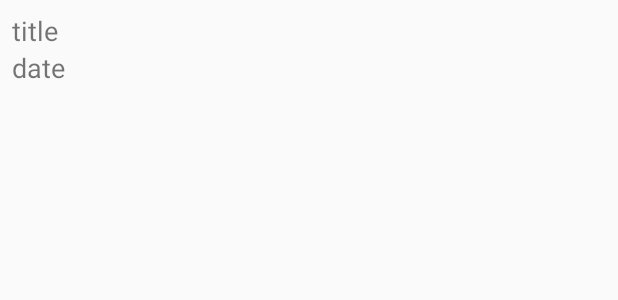
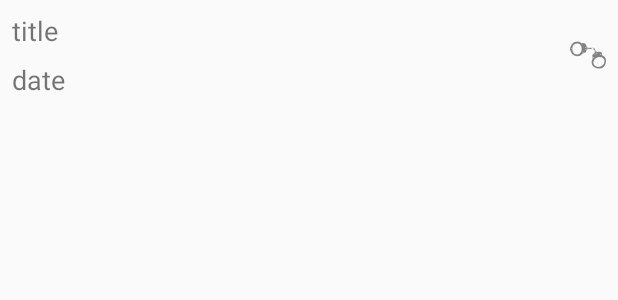
Before and after one commit to One313/CriminalIntent, an Android app: the layout list_row_crime.xml on its own in the app's theme, with its tools: preview values and no code run, on a phone screen of 412 x 824 dp. Shown: the top 300 px of the screen. Run offline under Robolectric (Android 15) with nearby library versions, the phone set to English and light mode, and no system bars.

Commit message:
1. change list_row_crime.xml from LinearLayout to RelativeLayout! 2. add TextView to list_row_crime.xml and use image asset!

```diff
--- a/app/src/main/AndroidManifest.xml
+++ b/app/src/main/AndroidManifest.xml
@@ -9,16 +9,14 @@
         android:roundIcon="@mipmap/ic_launcher_round"
         android:supportsRtl="true"
         android:theme="@style/AppTheme">
-        <activity android:name=".controller.activity.CrimeListActivity">
+        <activity android:name=".CrimeListActivity">
             <intent-filter>
                 <action android:name="android.intent.action.MAIN" />
 
                 <category android:name="android.intent.category.LAUNCHER" />
             </intent-filter>
         </activity>
-        <activity android:name=".controller.activity.CrimeDetailActivity">
-
-        </activity>
+        <activity android:name=".controller.activity.CrimeDetailActivity" />
     </application>
 
 </manifest>
--- a/app/src/main/java/com/example/criminalintent/controller/activity/CrimeListActivity.java
+++ b/app/src/main/java/com/example/criminalintent/CrimeListActivity.java
@@ -1,7 +1,8 @@
-package com.example.criminalintent.controller.activity;
+package com.example.criminalintent;
 
 import androidx.fragment.app.Fragment;
 
+import com.example.criminalintent.controller.activity.SingleFragmentActivity;
 import com.example.criminalintent.controller.fragment.CrimeListFragment;
 
 public class CrimeListActivity extends SingleFragmentActivity {
--- a/app/src/main/java/com/example/criminalintent/controller/activity/SingleFragmentActivity.java
+++ b/app/src/main/java/com/example/criminalintent/controller/activity/SingleFragmentActivity.java
@@ -14,6 +14,7 @@ public abstract class SingleFragmentActivity extends AppCompatActivity {
     @Override
     protected void onCreate(@Nullable Bundle savedInstanceState) {
         super.onCreate(savedInstanceState);
+        setContentView(R.layout.activity_single_fragment);
 
         /*FragmentManager fragmentManager = getSupportFragmentManager();
         Fragment fragment = fragmentManager.findFragmentById(R.id.fragment_container);
--- a/app/src/main/res/layout/list_row_crime.xml
+++ b/app/src/main/res/layout/list_row_crime.xml
@@ -1,16 +1,29 @@
 <?xml version="1.0" encoding="utf-8"?>
-<LinearLayout xmlns:android="http://schemas.android.com/apk/res/android"
+<RelativeLayout xmlns:android="http://schemas.android.com/apk/res/android"
+    xmlns:app="http://schemas.android.com/apk/res-auto"
     xmlns:tools="http://schemas.android.com/tools"
     android:layout_width="match_parent"
     android:layout_height="wrap_content"
-    android:orientation="vertical"
     android:padding="8dp">
 
+
+    <ImageView
+        android:id="@+id/image_view_solved"
+        android:layout_width="wrap_content"
+        android:layout_height="wrap_content"
+        android:layout_alignParentEnd="true"
+        android:layout_centerVertical="true"
+        android:layout_marginStart="8dp"
+        android:layout_marginTop="8dp"
+        android:layout_marginBottom="8dp"
+        android:contentDescription="TODO"
+        app:srcCompat="@drawable/ic_solved" />
 
     <TextView
         android:id="@+id/text_view_title_list_row"
         android:layout_width="match_parent"
         android:layout_height="wrap_content"
+        android:layout_toStartOf="@id/image_view_solved"
         android:textSize="18sp"
         tools:text="title" />
 
@@ -18,6 +31,9 @@
         android:id="@+id/text_view_date_list_row"
         android:layout_width="match_parent"
         android:layout_height="wrap_content"
+        android:layout_below="@id/text_view_title_list_row"
+        android:layout_marginTop="8dp"
+        android:layout_toStartOf="@id/image_view_solved"
         android:textSize="18sp"
         tools:text="date" />
-</LinearLayout>
+</RelativeLayout>
```
Also changed, not shown: app/src/main/java/com/example/criminalintent/controller/fragment/CrimeListFragment.java (+9 -0 lines), app/src/main/res/drawable-hdpi/ic_solved.png (added), app/src/main/res/drawable-mdpi/ic_solved.png (added), app/src/main/res/drawable-xhdpi/ic_solved.png (added), app/src/main/res/drawable-xxhdpi/ic_solved.png (added), app/src/main/res/drawable-xxxhdpi/ic_solved.png (added).
